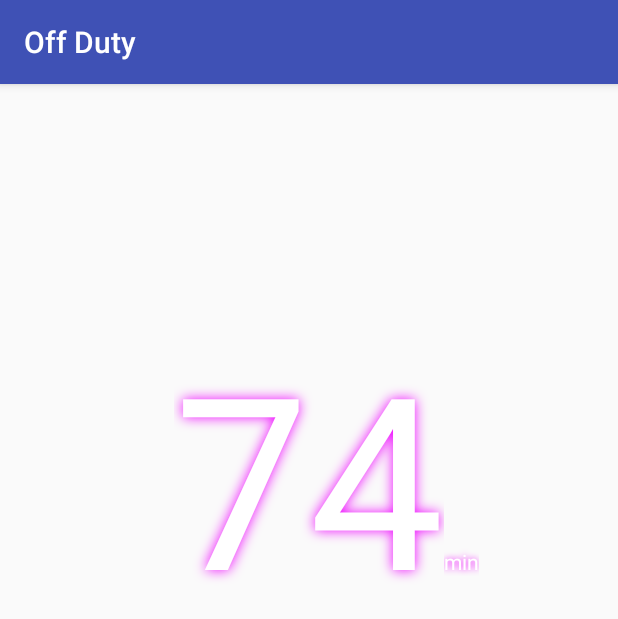
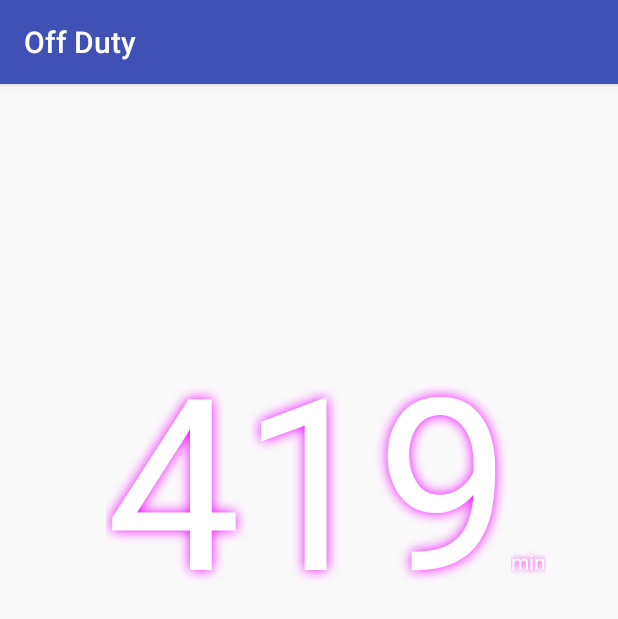
Before and after one commit to wangjianjun123/OffDuty, an Android app: the screen it shows after launch (MainActivity), on a phone screen of 412 x 824 dp. Shown: the top 619 px of the screen. Run offline under Robolectric (Android 15) with nearby library versions, the phone set to English and light mode, and no system bars; our stand-ins replace ButterKnife.

Commit message:
完成主体计时功能

```diff
--- a/app/src/main/java/com/study/offduty/ui/activity/MainActivity.java
+++ b/app/src/main/java/com/study/offduty/ui/activity/MainActivity.java
@@ -1,23 +1,107 @@
 package com.study.offduty.ui.activity;
 
 import android.os.Bundle;
+import android.os.Handler;
 import android.support.v7.app.AppCompatActivity;
+import android.view.View;
 import android.widget.TextView;
 
 import com.study.offduty.R;
+import com.study.offduty.utils.DateUtil;
+
+import java.util.Calendar;
+import java.util.Date;
 
 import butterknife.BindView;
+import butterknife.ButterKnife;
 
-
+/**
+ * Created by wjj
+ * Date：2016/12/29  20：00
+ * Description：主函数
+ */
 public class MainActivity extends AppCompatActivity {
 
     @BindView(R.id.tvTimeLeft)
     TextView tvMain;
 
-    // TODO: 2016/12/29
+    @BindView(R.id.tvUnit)
+    TextView tvUnit;
+
+    long timeNow;
+    Calendar calendarOff;
+    long timeOffWork;
+    ShowMode showMode = ShowMode.MINUTE;
+    Handler handler = new Handler();
+
     @Override
     protected void onCreate(Bundle savedInstanceState) {
         super.onCreate(savedInstanceState);
         setContentView(R.layout.activity_main);
+        ButterKnife.bind(this);
+        init();
+    }
+
+    /**
+     * 初始化
+     */
+    private void init() {
+        timeNow = System.currentTimeMillis();
+        calendarOff = Calendar.getInstance();
+        String offStr = DateUtil.getDay(timeNow) + " 17:30:00";
+        Date tempDate = DateUtil.str2Date(offStr, DateUtil.FORMAT_YMDHM);
+        calendarOff.setTime(tempDate);
+        timeOffWork = calendarOff.getTimeInMillis();
+        String timeLeftMinutes = getTimeLeftMinutes();
+        tvMain.setText(timeLeftMinutes);
+        tvUnit.setText(R.string.str_min);
+        handler.postDelayed(runnable, 1000);
+        tvMain.setOnClickListener(new View.OnClickListener() {
+            @Override
+            public void onClick(View v) {
+                if (showMode == ShowMode.MINUTE) {
+                    showMode = ShowMode.SECOND;
+                    tvUnit.setText(R.string.str_sec);
+                } else if (showMode == ShowMode.SECOND) {
+                    showMode = ShowMode.MINUTE;
+                    tvUnit.setText(R.string.str_min);
+                }
+            }
+        });
+    }
+
+    /**
+     * 时间刷新runnable
+     */
+    Runnable runnable = new Runnable() {
+        @Override
+        public void run() {
+            String timeLeftMinutes = getTimeLeftMinutes();
+            tvMain.setText(timeLeftMinutes);
+            handler.postDelayed(this, 1000);
+        }
+    };
+
+    /**
+     * 获取剩余分钟数
+     *
+     * @return 分钟数
+     */
+    private String getTimeLeftMinutes() {
+        timeNow = System.currentTimeMillis();
+        long timeLeft = timeOffWork - timeNow;
+        if (showMode == ShowMode.MINUTE) {
+            timeLeft = Long.valueOf(timeLeft / (1000 * 60)).intValue();
+        } else if (showMode == ShowMode.SECOND) {
+            timeLeft = Long.valueOf(timeLeft / 1000).intValue();
+        }
+        return String.valueOf(timeLeft);
+    }
+
+    public enum ShowMode {
+        HOUR,
+        MINUTE,
+        SECOND,
+        MILLIS
     }
 }
--- a/app/src/main/java/com/study/offduty/utils/DateUtil.java
+++ b/app/src/main/java/com/study/offduty/utils/DateUtil.java
@@ -21,6 +21,11 @@ public class DateUtil {
      * 英文简写如：12:01
      */
     public static String FORMAT_HM = "HH:mm";
+
+    /**
+     * 英文简写如：12:01:01
+     */
+    public static String FORMAT_HMS = "HH:mm:ss";
 
     /**
      * 英文简写如：1-12 12:01
--- a/app/src/main/res/layout/activity_main.xml
+++ b/app/src/main/res/layout/activity_main.xml
@@ -1,7 +1,7 @@
 <?xml version="1.0" encoding="utf-8"?>
-<LinearLayout android:id="@+id/activity_main"
-    xmlns:android="http://schemas.android.com/apk/res/android"
+<LinearLayout xmlns:android="http://schemas.android.com/apk/res/android"
     xmlns:tools="http://schemas.android.com/tools"
+    android:id="@+id/activity_main"
     android:layout_width="match_parent"
     android:layout_height="match_parent"
     android:orientation="vertical"
@@ -24,18 +24,17 @@
             android:gravity="center"
             android:shadowColor="#ffee00ff"
             android:shadowRadius="10"
-            android:text="74"
             android:textColor="#ffffffff"
             android:textSize="160sp" />
 
         <TextView
+            android:id="@+id/tvUnit"
             android:layout_width="wrap_content"
             android:layout_height="wrap_content"
             android:layout_alignBaseline="@+id/tvTimeLeft"
             android:layout_toRightOf="@+id/tvTimeLeft"
             android:shadowColor="#ffee00ff"
             android:shadowRadius="5"
-            android:text="@string/str_min"
             android:textAppearance="?android:attr/textAppearanceInverse" />
     </RelativeLayout>
 
--- a/app/src/main/res/values/strings.xml
+++ b/app/src/main/res/values/strings.xml
@@ -1,4 +1,5 @@
 <resources>
     <string name="app_name">Off Duty</string>
     <string name="str_min">min</string>
+    <string name="str_sec">sec</string>
 </resources>
```
